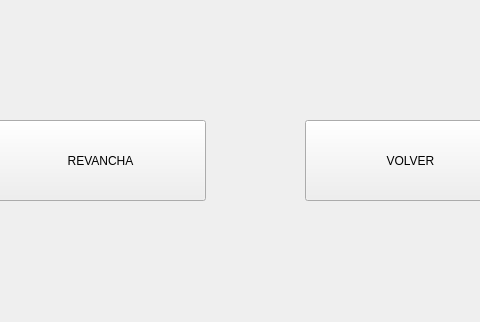
Qt form gui/CombateWidget.ui (AngOm06/DB-Tournament) before a commit; both pictures show x 154 to 634 and y 229 to 551 of the 848 by 551 pixel window.
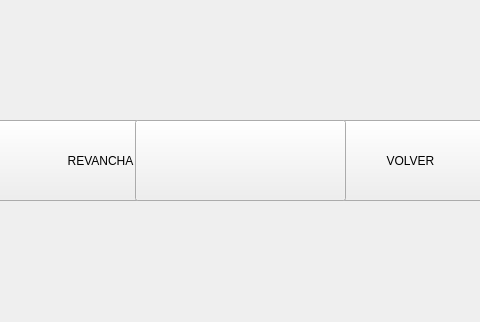
The same form after that commit. Custom widgets are drawn as their Qt base class.

Commit message: Refactor a Torneo.h/cpp para implementacion en gui

Patch:
```diff
--- a/gui/CombateWidget.ui
+++ b/gui/CombateWidget.ui
@@ -235,6 +235,19 @@
       <string>VOLVER</string>
      </property>
     </widget>
+    <widget class="QPushButton" name="btnContinuar">
+     <property name="geometry">
+      <rect>
+       <x>290</x>
+       <y>350</y>
+       <width>211</width>
+       <height>81</height>
+      </rect>
+     </property>
+     <property name="text">
+      <string/>
+     </property>
+    </widget>
    </widget>
   </widget>
  </widget>
```
Left out of the diff: 6 changed lines with no effect on the pictures. The commit also changes 7 other files.
